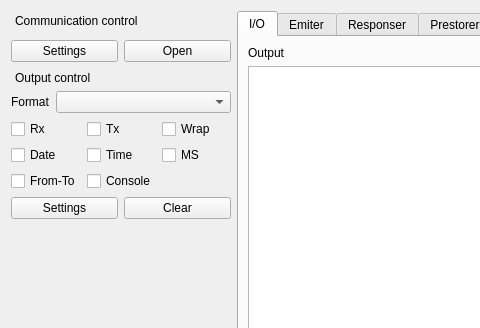
Before: the Qt Designer form Source/ToolBox/ToolBoxUI/xToolsToolBoxUi.ui in x-tools-author/x-tools, drawn with Qt 5; both pictures show x 0 to 480 and y 0 to 328 of the 883 by 690 pixel window.
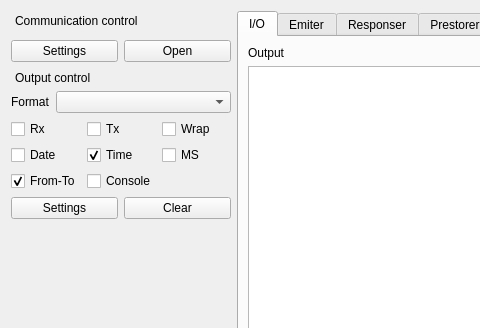
After: the same form once the commit is applied. Custom widgets are drawn as their Qt base class.

Commit message: chore: update files of project

```diff
--- a/Source/ToolBox/ToolBoxUI/xToolsToolBoxUi.ui
+++ b/Source/ToolBox/ToolBoxUI/xToolsToolBoxUi.ui
@@ -193,6 +193,9 @@
               <property name="text">
                <string>Time</string>
               </property>
+              <property name="checked">
+               <bool>true</bool>
+              </property>
              </widget>
             </item>
             <item row="2" column="0">
@@ -204,7 +207,10 @@
                <string>From-To</string>
               </property>
               <property name="checkable">
-               <bool>false</bool>
+               <bool>true</bool>
+              </property>
+              <property name="checked">
+               <bool>true</bool>
               </property>
              </widget>
             </item>
```
The commit also changes 2 other files.
